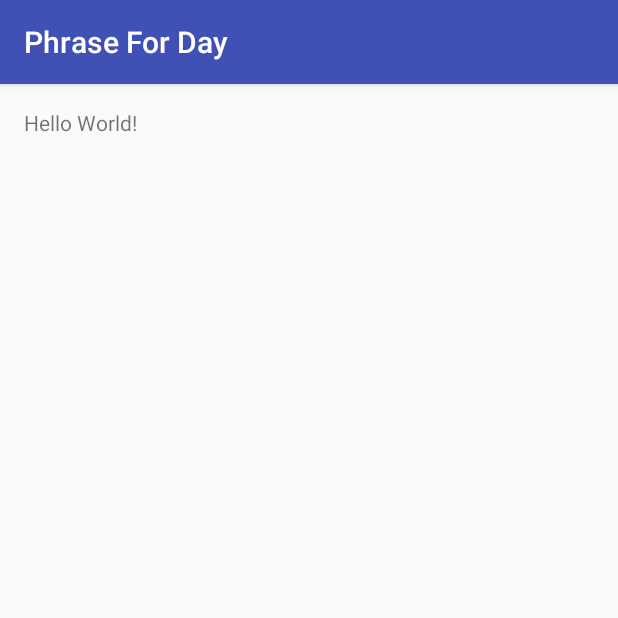
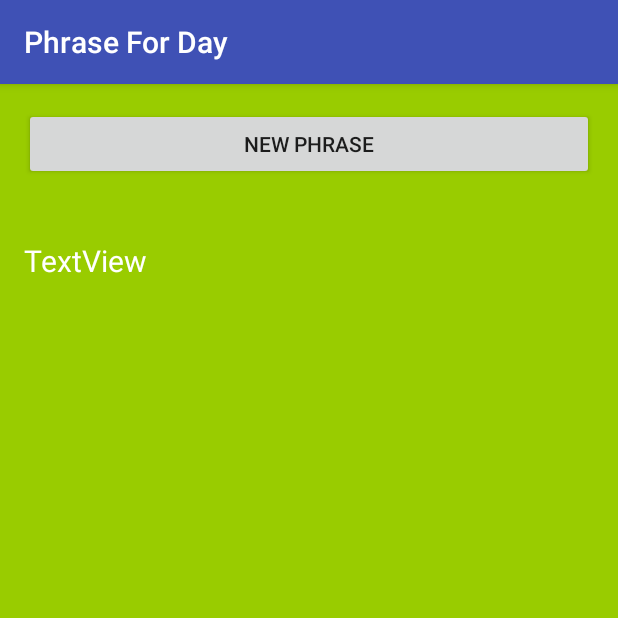
Before and after one commit to TomazMartins/udemy-android-course, an Android app: the screen it shows after launch (MainActivity), on a phone screen of 412 x 824 dp, the top half of it. Run offline under Robolectric (Android 15) with nearby library versions, the light colour scheme and no system bars.

Commit message:
Creating mains screen of app
Signed-off-by: TomazMartins <tomaz.r.martins@gmail.com>

```diff
--- a/App2/app/src/main/res/layout/activity_main.xml
+++ b/App2/app/src/main/res/layout/activity_main.xml
@@ -9,10 +9,26 @@
     android:paddingLeft="@dimen/activity_horizontal_margin"
     android:paddingRight="@dimen/activity_horizontal_margin"
     android:paddingTop="@dimen/activity_vertical_margin"
-    tools:context="edu.udemy.android.phraseforday.MainActivity">
+    tools:context="edu.udemy.android.phraseforday.MainActivity"
+    android:background="@android:color/holo_green_light">
+
+    <Button
+        android:text="@string/txv_new_phrase"
+        android:layout_width="match_parent"
+        android:layout_height="wrap_content"
+        android:id="@+id/btn_new_phrase"
+        android:layout_alignParentTop="true"
+        android:layout_centerHorizontal="true"/>
 
     <TextView
+        android:text="TextView"
         android:layout_width="wrap_content"
         android:layout_height="wrap_content"
-        android:text="Hello World!"/>
+        android:layout_below="@+id/btn_new_phrase"
+        android:layout_alignParentLeft="true"
+        android:layout_alignParentStart="true"
+        android:layout_marginTop="40dp"
+        android:id="@+id/txv_phrase"
+        android:textColor="@android:color/background_light"
+        android:textSize="@dimen/txv_phrase"/>
 </RelativeLayout>
--- a/App2/app/src/main/res/values/colors.xml
+++ b/App2/app/src/main/res/values/colors.xml
@@ -1,6 +1,6 @@
 <?xml version="1.0" encoding="utf-8"?>
 <resources>
-    <color name="colorPrimary">#3F51B5</color>
+    <color name="colorPrimary">#3f51b5</color>
     <color name="colorPrimaryDark">#303F9F</color>
     <color name="colorAccent">#FF4081</color>
 </resources>
--- a/App2/app/src/main/res/values/dimens.xml
+++ b/App2/app/src/main/res/values/dimens.xml
@@ -2,4 +2,5 @@
     <!-- Default screen margins, per the Android Design guidelines. -->
     <dimen name="activity_horizontal_margin">16dp</dimen>
     <dimen name="activity_vertical_margin">16dp</dimen>
+    <dimen name="txv_phrase">20sp</dimen>
 </resources>
--- a/App2/app/src/main/res/values/strings.xml
+++ b/App2/app/src/main/res/values/strings.xml
@@ -1,3 +1,4 @@
 <resources>
     <string name="app_name">Phrase For Day</string>
+    <string name="txv_new_phrase">New Phrase</string>
 </resources>
```
